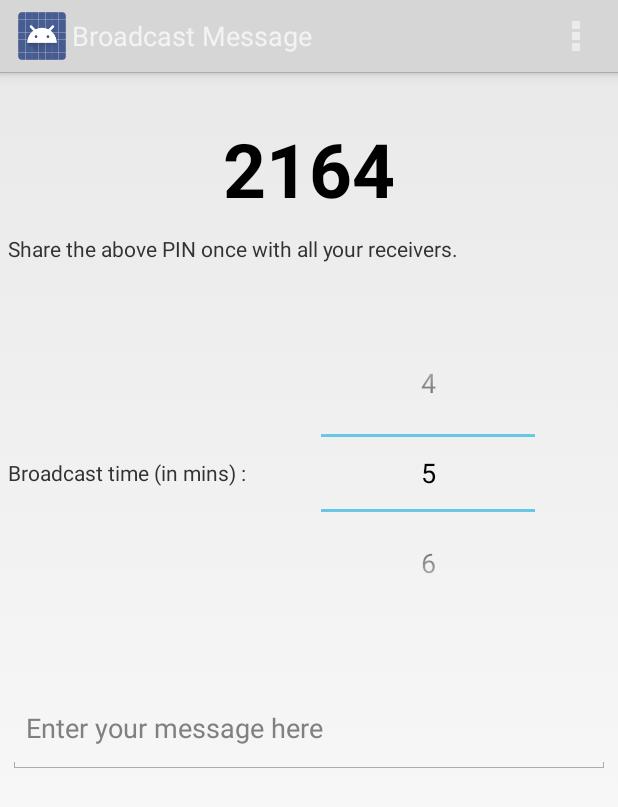
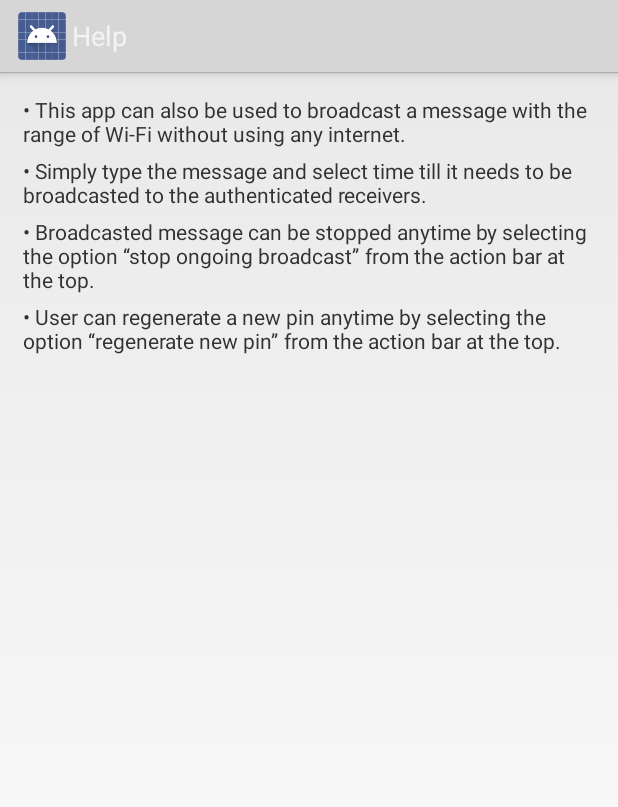
Before and after one commit to satvirpahwa/BroadCastApp_Integrated_Code, an Android app: the BroadcasterActivity screen opened directly, with no data from a screen before it, in the options menu, after a tap on "Help", on a phone screen of 412 x 824 dp. Shown: the top 807 px of the screen. Run offline under Robolectric (Android 15) with nearby library versions, the phone set to English and light mode, and no system bars; 1 statement that could not run was skipped.

Commit message:
Version 1 : Final Code for release.

```diff
--- a/app/src/main/java/com/euroitlabs/broadcastapp/BroadcasterActivity.java
+++ b/app/src/main/java/com/euroitlabs/broadcastapp/BroadcasterActivity.java
@@ -11,7 +11,6 @@ import android.net.wifi.WifiManager;
 import android.os.Bundle;
 import android.text.InputFilter;
 import android.text.Spanned;
-import android.util.Log;
 import android.view.Menu;
 import android.view.MenuItem;
 import android.view.View;
@@ -44,6 +43,7 @@ public class BroadcasterActivity extends Activity implements View.OnClickListene
     MenuItem register;
     NumberPicker np;
     static String oldHotspotName;
+    boolean wifiFlag = false;
 
     @Override
     protected void onCreate(Bundle savedInstanceState) {
@@ -121,10 +121,6 @@ public class BroadcasterActivity extends Activity implements View.OnClickListene
     public void onClick(View v) {
         switch (v.getId()) {
             case R.id.btnsendmsg:
-
-                //  long start = System.currentTimeMillis();
-                //  final long end = start + 60 * 1000; // 60 seconds * 1000 ms/sec
-
                 String st;
                 String message;
                 st = et_message.getText().toString();
@@ -132,14 +128,17 @@ public class BroadcasterActivity extends Activity implements View.OnClickListene
                     Toast.makeText(this, "Please enter a message to broadcast.", Toast.LENGTH_SHORT).show();
                 } else {
                     register.setVisible(true);
+                    message = messageToBeEncrypted(st);
                     if (wifi.isWifiEnabled()) {
-                        message = messageToBeEncrypted(st);
+                        wifiFlag = true;
                         if (setHotspotName(encryptMessage(message), getApplicationContext())) {
                             Utils.turnOnOffHotspot(getApplicationContext(), true);
                         }
-                    } else {
-                        if (!Utils.turnOnOffHotspot(getApplicationContext(), false) && Utils.turnOnOffWifi(getApplicationContext(), true)) {
-                            message = messageToBeEncrypted(st);
+                    } else if (!wifi.isWifiEnabled()) {
+                        if (setHotspotName(encryptMessage(message), getApplicationContext())) {
+                            Utils.turnOnOffHotspot(getApplicationContext(), true);
+                        }
+                    } else if (!Utils.turnOnOffHotspot(getApplicationContext(), false) && Utils.turnOnOffWifi(getApplicationContext(), true)) {
                         if (setHotspotName(encryptMessage(message), getApplicationContext())) {
                             Utils.turnOnOffHotspot(getApplicationContext(), true);
                         }
@@ -150,22 +149,27 @@ public class BroadcasterActivity extends Activity implements View.OnClickListene
                 Intent intent = new Intent(this, BroadcastService.class);
                 intent.putExtra("timer", String.valueOf(np.getValue()));
                 intent.putExtra("originalhotspotname", oldHotspotName);
+                intent.putExtra("wififlag", wifiFlag);
                 startService(intent);
                 break;
         }
-        }
+
     }
 
     public boolean onOptionsItemSelected(MenuItem item) {
         switch (item.getItemId()) {
             case R.id.action_stop_ongoing_broadcast:
-                if (!wifi.isWifiEnabled()) {
+                register.setVisible(false);
+                stopService(new Intent(getApplicationContext(), BroadcastService.class));
                 Utils.turnOnOffHotspot(getApplicationContext(), false);
+                BroadcasterActivity.setHotspotName(oldHotspotName, getApplicationContext());
+                if (!wifi.isWifiEnabled() && wifiFlag) {
+                    wifiFlag = false;
                     Utils.turnOnOffWifi(getApplicationContext(), true);
-                    stopService(new Intent(this, BroadcastService.class));
-                    register.setVisible(false);
+                } else {
+                    Utils.turnOnOffWifi(getApplicationContext(), false);
+                }
                 Toast.makeText(this, "Broadcasted Message stopped", Toast.LENGTH_SHORT).show();
-                }
                 return true;
             case R.id.action_receiver_setting:
                 Intent in = new Intent(getApplicationContext(), MainActivity.class);
@@ -176,6 +180,8 @@ public class BroadcasterActivity extends Activity implements View.OnClickListene
                 receiverPinAlert();
                 return true;
             case R.id.action_help:
+                Intent i = new Intent(getApplicationContext(), BroadcasterHelpActivity.class);
+                startActivity(i);
                 return true;
             default:
                 return super.onOptionsItemSelected(item);
@@ -186,6 +192,7 @@ public class BroadcasterActivity extends Activity implements View.OnClickListene
      * Checking if any service is running
      * in background
      */
+
     private boolean isMyServiceRunning(Class<?> serviceClass) {
         ActivityManager manager = (ActivityManager) getSystemService(Context.ACTIVITY_SERVICE);
         for (ActivityManager.RunningServiceInfo service : manager.getRunningServices(Integer.MAX_VALUE)) {
@@ -286,7 +293,6 @@ public class BroadcasterActivity extends Activity implements View.OnClickListene
             WifiConfiguration wifiConfig = (WifiConfiguration) getConfigMethod.invoke(wifiManager);
             oldHotspotName = wifiConfig.SSID;
             wifiConfig.SSID = newName;
-            Log.i("abc", "hotspotname after = " + wifiConfig.SSID);
             Method setConfigMethod = wifiManager.getClass().getMethod("setWifiApConfiguration", WifiConfiguration.class);
             setConfigMethod.invoke(wifiManager, wifiConfig);
 
@@ -296,6 +302,7 @@ public class BroadcasterActivity extends Activity implements View.OnClickListene
             return false;
         }
     }
+
     /**
      * Adding "X" as 15th character
      * in message to be broadcasted
--- /dev/null
+++ b/app/src/main/java/com/euroitlabs/broadcastapp/BroadcasterHelpActivity.java
@@ -0,0 +1,14 @@
+package com.euroitlabs.broadcastapp;
+
+import android.app.Activity;
+import android.os.Bundle;
+
+public class BroadcasterHelpActivity extends Activity {
+
+    @Override
+    protected void onCreate(Bundle savedInstanceState) {
+        super.onCreate(savedInstanceState);
+        setContentView(R.layout.activity_help_broadcaster);
+    }
+
+}
--- a/app/src/main/java/com/euroitlabs/broadcastapp/MyService.java
+++ b/app/src/main/java/com/euroitlabs/broadcastapp/MyService.java
@@ -80,7 +80,7 @@ public class MyService extends Service {
         //     Build notification
         Notification noti = new Notification.Builder(this)
                 .setContentTitle("Message Received..")
-                .setContentText(broadcast_message).setSmallIcon(R.drawable.ic_launcher)
+                .setContentText(broadcast_message).setSmallIcon(R.mipmap.logo)
                 .setContentIntent(pIntent).setSound(soundUri).build();
         NotificationManager notificationManager = (NotificationManager) getSystemService(NOTIFICATION_SERVICE);
         // hide the notification after its selected
--- /dev/null
+++ b/app/src/main/res/layout/activity_help_broadcaster.xml
@@ -0,0 +1,51 @@
+<LinearLayout xmlns:android="http://schemas.android.com/apk/res/android"
+    android:layout_width="fill_parent"
+    android:layout_height="fill_parent"
+    android:orientation="vertical">
+
+    <ScrollView
+        android:id="@+id/ScrollView1"
+        android:layout_width="fill_parent"
+        android:layout_height="fill_parent">
+
+        <LinearLayout
+            android:layout_width="fill_parent"
+            android:layout_height="fill_parent"
+            android:layout_weight="1"
+            android:orientation="vertical"
+            android:padding="15dip">
+
+            <TextView
+                android:id="@+id/help_point_1"
+                android:layout_width="fill_parent"
+                android:layout_height="fill_parent"
+                android:layout_marginBottom="5dip"
+                android:layout_weight="1"
+                android:text="•	This app can also be used to broadcast a message with the range of Wi-Fi without using any internet." />
+
+            <TextView
+                android:id="@+id/help_point_2"
+                android:layout_width="fill_parent"
+                android:layout_height="fill_parent"
+                android:layout_marginBottom="5dip"
+                android:layout_weight="1"
+                android:text="•	Simply type the message and select time till it needs to be broadcasted to the authenticated receivers." />
+
+            <TextView
+                android:id="@+id/help_point_3"
+                android:layout_width="fill_parent"
+                android:layout_height="fill_parent"
+                android:layout_marginBottom="5dip"
+                android:layout_weight="1"
+                android:text="•	Broadcasted message can be stopped anytime by selecting the option “stop ongoing broadcast” from the action bar at the top." />
+
+            <TextView
+                android:id="@+id/help_point_4"
+                android:layout_width="fill_parent"
+                android:layout_height="fill_parent"
+                android:layout_marginBottom="5dip"
+                android:layout_weight="1"
+                android:text="•	User can regenerate a new pin anytime by selecting the option “regenerate new pin” from the action bar at the top." />
+        </LinearLayout>
+    </ScrollView>
+</LinearLayout>
--- a/app/src/main/res/values/strings.xml
+++ b/app/src/main/res/values/strings.xml
@@ -1,5 +1,5 @@
 <resources>
-    <string name="app_name">Broadcast App</string>
+    <string name="app_name">Secure Broadcast</string>
 
     <string name="hello_world">Hello world!</string>
     <string name="action_settings">Settings</string>
@@ -10,4 +10,6 @@
     <string name="action_stop_ongoing_broadcast">Stop Ongoing Broadcast</string>
     <string name="action_receiver_setting">Receiver Settings</string>
     <string name="action_help">Help</string>
+    <string name="title_activity_receiver_help">Help</string>
+    <string name="title_activity_broadcaster_help">Help</string>
 </resources>
```
Also changed, not shown: app/src/main/AndroidManifest.xml (+18 -9 lines), app/src/main/java/com/euroitlabs/broadcastapp/MainActivity.java (+15 -2 lines), app/src/main/java/com/euroitlabs/broadcastapp/ReceiverHelpActivity.java (added, +14 -0 lines), app/src/main/res/layout/activity_help_receiver.xml (added, +43 -0 lines), app/src/main/res/menu/menu_broadcaster_help.xml (added, +7 -0 lines), app/src/main/res/menu/menu_help.xml (added, +7 -0 lines). Lines whose indentation alone changed are shown as unchanged.
